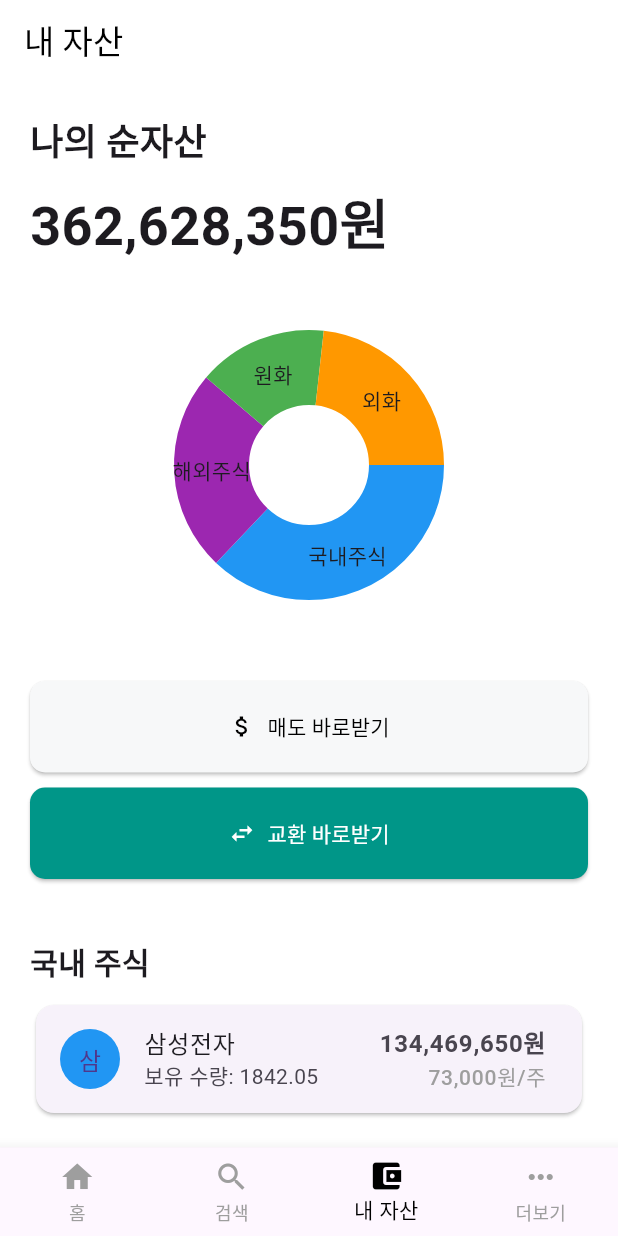
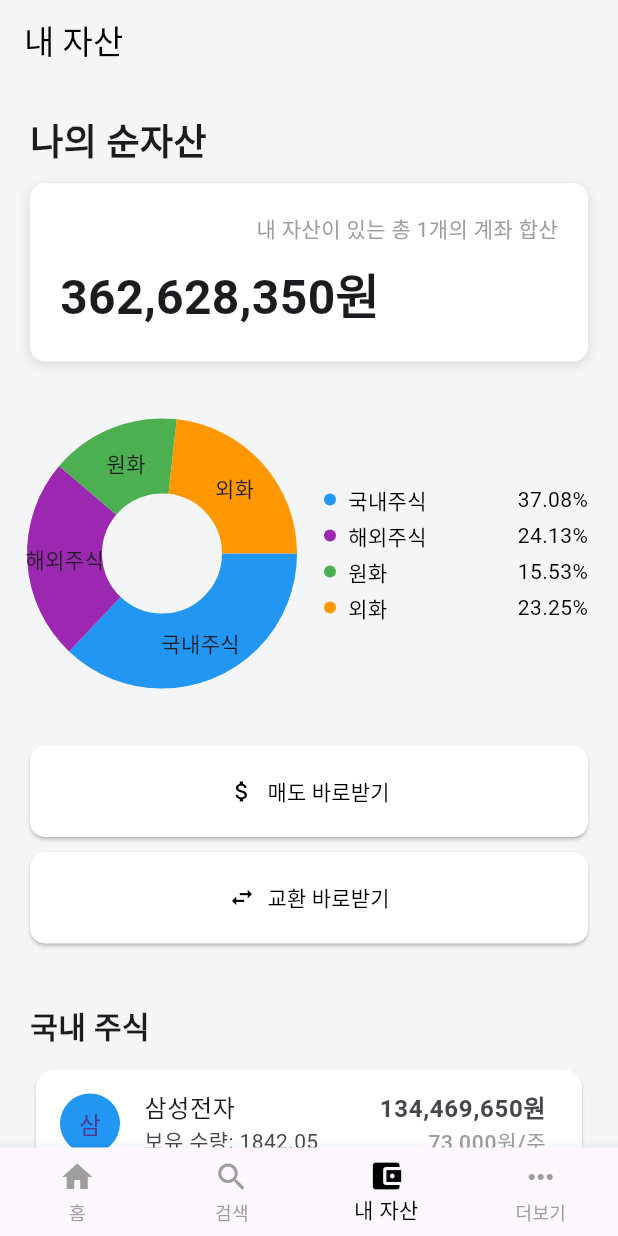
Before and after one commit to soomin-jin/convert, a Flutter app: the screen it shows after launch, on a phone screen of 412 x 824 dp. Run offline on Flutter 3.47's test engine with Material 3 defaults, Android fonts, the phone set to English and light mode, and no system bars; drawn by our look-alikes of fl_chart.

Commit message:
swap btn

```diff
--- a/lib/screens/convert_screen.dart
+++ b/lib/screens/convert_screen.dart
@@ -154,7 +154,11 @@ class _ConvertScreenState extends State<ConvertScreen> {
                       onChanged: _calculateToStockCount,
                     ),
                     const SizedBox(height: 20),
-                    const Icon(Icons.swap_vert, size: 40, color: Colors.black),
+                    SizedBox(
+                      height: 40,
+                      width: 40,
+                      child: Image.asset('assets/icons/swap_btn_icon.png'),
+                    ),
                     const SizedBox(height: 20),
                     StockCard(
                       label: "To",
--- a/lib/screens/home_screen.dart
+++ b/lib/screens/home_screen.dart
@@ -114,10 +114,10 @@ class _HomeScreenState extends State<HomeScreen> {
   @override
   Widget build(BuildContext context) {
     return Scaffold(
-      backgroundColor: Colors.white,
+      backgroundColor: const Color(0xFFF4F5F6), // 전체 배경색 변경
       appBar: AppBar(
         title: const Text('내 자산', style: TextStyle(color: Colors.black)),
-        backgroundColor: Colors.white,
+        backgroundColor: const Color(0xFFF4F5F6), // AppBar 배경색 변경
         elevation: 0,
         iconTheme: const IconThemeData(color: Colors.black),
       ),
@@ -127,19 +127,64 @@ class _HomeScreenState extends State<HomeScreen> {
           child: Column(
             crossAxisAlignment: CrossAxisAlignment.start,
             children: [
+              Container(
+                color: const Color(0xFFF4F5F6), // 최상단 내자산 부분 색상 변경
+                child: Column(
+                  crossAxisAlignment: CrossAxisAlignment.start,
+                  children: [
                     const Text(
                       '나의 순자산',
-                style: TextStyle(fontSize: 24, fontWeight: FontWeight.bold),
+                      style:
+                          TextStyle(fontSize: 24, fontWeight: FontWeight.bold),
+                    ),
+                    const SizedBox(height: 10),
+                    Container(
+                      width: double.infinity, // 가로 전체를 차지하도록 설정
+                      padding: const EdgeInsets.all(20),
+                      decoration: BoxDecoration(
+                        color: Colors.white, // 흰색 배경
+                        borderRadius: BorderRadius.circular(10),
+                        boxShadow: const [
+                          BoxShadow(
+                            color: Colors.black12,
+                            blurRadius: 6,
+                            offset: Offset(0, 2),
+                          ),
+                        ],
+                      ),
+                      child: Column(
+                        crossAxisAlignment: CrossAxisAlignment.start,
+                        children: [
+                          const Align(
+                            alignment: Alignment.topRight,
+                            child: Text(
+                              '내 자산이 있는 총 1개의 계좌 합산',
+                              style: TextStyle(
+                                fontSize: 14,
+                                color: Colors.grey,
+                              ),
+                            ),
                           ),
                           const SizedBox(height: 10),
                           Text(
                             '${_formatCurrency(totalBalance)}원',
-                style:
-                    const TextStyle(fontSize: 36, fontWeight: FontWeight.bold),
+                            style: const TextStyle(
+                                fontSize: 32, fontWeight: FontWeight.bold),
                           ),
-              const SizedBox(height: 10),
-              AspectRatio(
-                aspectRatio: 1.5,
+                        ],
+                      ),
+                    ),
+                  ],
+                ),
+              ),
+              const SizedBox(height: 40),
+              Row(
+                crossAxisAlignment: CrossAxisAlignment.center,
+                children: [
+                  Expanded(
+                    flex: 1,
+                    child: AspectRatio(
+                      aspectRatio: 1,
                       child: PieChart(
                         PieChartData(
                           sections: _getSections(),
@@ -150,7 +195,27 @@ class _HomeScreenState extends State<HomeScreen> {
                         ),
                       ),
                     ),
-              const SizedBox(height: 20),
+                  ),
+                  const SizedBox(width: 20), // 도넛 차트와 종목 정보 사이의 여백 추가
+                  Expanded(
+                    flex: 1,
+                    child: Column(
+                      mainAxisAlignment: MainAxisAlignment.center,
+                      children: [
+                        _buildLegendItem(
+                            '국내주식', Colors.blue, _calculatePercentage('국내주식')),
+                        _buildLegendItem('해외주식', Colors.purple,
+                            _calculatePercentage('해외주식')),
+                        _buildLegendItem(
+                            '원화', Colors.green, _calculatePercentage('원화')),
+                        _buildLegendItem(
+                            '외화', Colors.orange, _calculatePercentage('외화')),
+                      ],
+                    ),
+                  ),
+                ],
+              ),
+              const SizedBox(height: 40),
               SizedBox(
                 width: double.infinity,
                 child: ElevatedButton.icon(
@@ -161,7 +226,7 @@ class _HomeScreenState extends State<HomeScreen> {
                   label: const Text('매도 바로받기'),
                   style: ElevatedButton.styleFrom(
                     foregroundColor: Colors.black,
-                    backgroundColor: const Color(0xFFF7F8F9),
+                    backgroundColor: Colors.white,
                     padding: const EdgeInsets.symmetric(vertical: 20),
                     shape: RoundedRectangleBorder(
                       borderRadius: BorderRadius.circular(10),
@@ -177,8 +242,8 @@ class _HomeScreenState extends State<HomeScreen> {
                   icon: const Icon(Icons.swap_horiz),
                   label: const Text('교환 바로받기'),
                   style: ElevatedButton.styleFrom(
-                    foregroundColor: Colors.white,
-                    backgroundColor: Colors.teal,
+                    foregroundColor: Colors.black,
+                    backgroundColor: Colors.white,
                     padding: const EdgeInsets.symmetric(vertical: 20),
                     shape: RoundedRectangleBorder(
                       borderRadius: BorderRadius.circular(10),
@@ -197,6 +262,71 @@ class _HomeScreenState extends State<HomeScreen> {
     );
   }
 
+  double _calculatePercentage(String title) {
+    double value = 0;
+    switch (title) {
+      case '국내주식':
+        value = domesticStocks.fold(0.0, (sum, stock) => sum + stock.value);
+        break;
+      case '해외주식':
+        value =
+            internationalStocks.fold(0.0, (sum, stock) => sum + stock.value);
+        break;
+      case '원화':
+        value = cashStocks
+            .where((stock) => stock.name == 'KRW')
+            .fold(0.0, (sum, stock) => sum + stock.value);
+        break;
+      case '외화':
+        value = cashStocks
+            .where((stock) => stock.name == 'USD')
+            .fold(0.0, (sum, stock) => sum + stock.value);
+        break;
+    }
+    return (value / totalBalance) * 100;
+  }
+
+  Widget _buildLegendItem(String title, Color color, double percentage) {
+    return Padding(
+      padding:
+          const EdgeInsets.symmetric(vertical: 2), // 퍼센트 정보와 종목 정보 간의 여백 줄임
+      child: Row(
+        mainAxisAlignment: MainAxisAlignment.spaceBetween,
+        children: [
+          Row(
+            children: [
+              Container(
+                width: 8, // 크기를 줄임
+                height: 8,
+                decoration: BoxDecoration(
+                  color: color,
+                  shape: BoxShape.circle, // 동그라미 모양으로 변경
+                ),
+              ),
+              const SizedBox(width: 8),
+              Text(
+                title,
+                style: const TextStyle(
+                  fontSize: 14,
+                  fontWeight: FontWeight.normal,
+                  color: Colors.black,
+                ),
+              ),
+            ],
+          ),
+          Text(
+            '${percentage.toStringAsFixed(2)}%',
+            style: const TextStyle(
+              fontSize: 14,
+              fontWeight: FontWeight.normal,
+              color: Colors.black,
+            ),
+          ),
+        ],
+      ),
+    );
+  }
+
   Widget _buildStockCategory(String title, List<Stock> stocks) {
     return Column(
       crossAxisAlignment: CrossAxisAlignment.start,
@@ -210,6 +340,7 @@ class _HomeScreenState extends State<HomeScreen> {
         Column(
           children: stocks.map((stock) {
             return Card(
+              color: Colors.white, // 주식 종목 리스트의 배경색을 흰색으로 설정
               child: ListTile(
                 leading: CircleAvatar(
                   backgroundColor: Colors.blue,
--- a/pubspec.yaml
+++ b/pubspec.yaml
@@ -30,6 +30,9 @@ environment:
 dependencies:
   flutter:
     sdk: flutter
+    assets:
+      - assets/icons/swap_btn_icon.png
+      - assets/icons/info_icon.png
   fl_chart: ^0.36.0
   intl: ^0.17.0
 
```
Also changed, not shown: assets/icons/info_icon.png (added), assets/icons/swap_btn_icon.png (added). Lines whose indentation alone changed are shown as unchanged.
